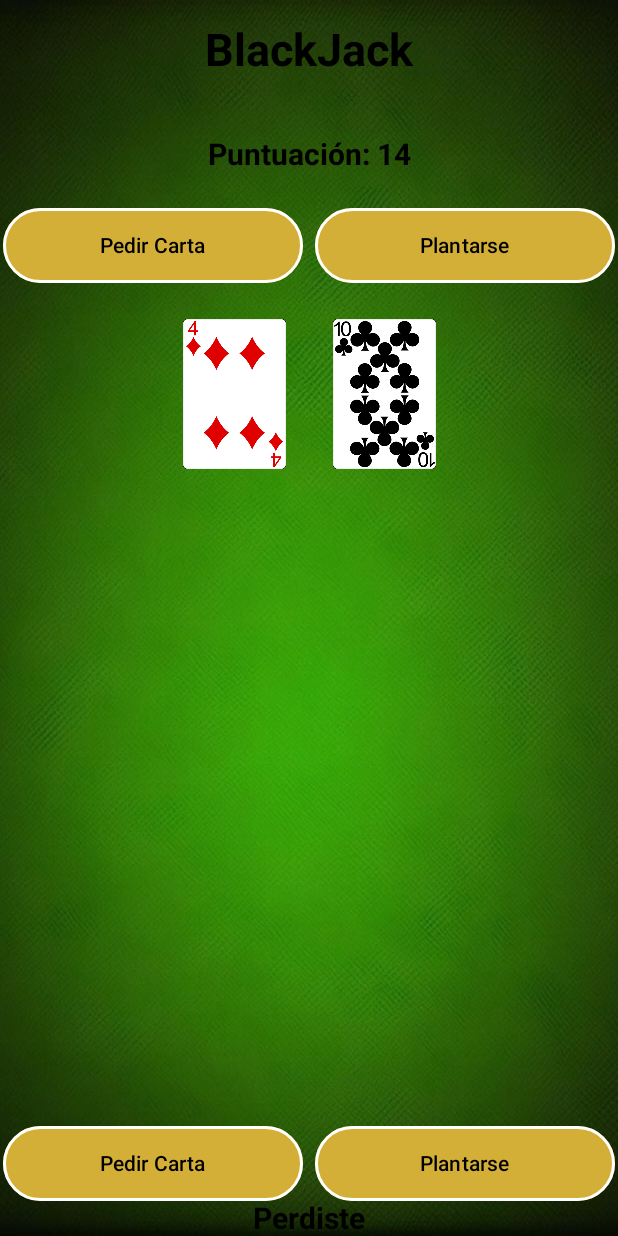
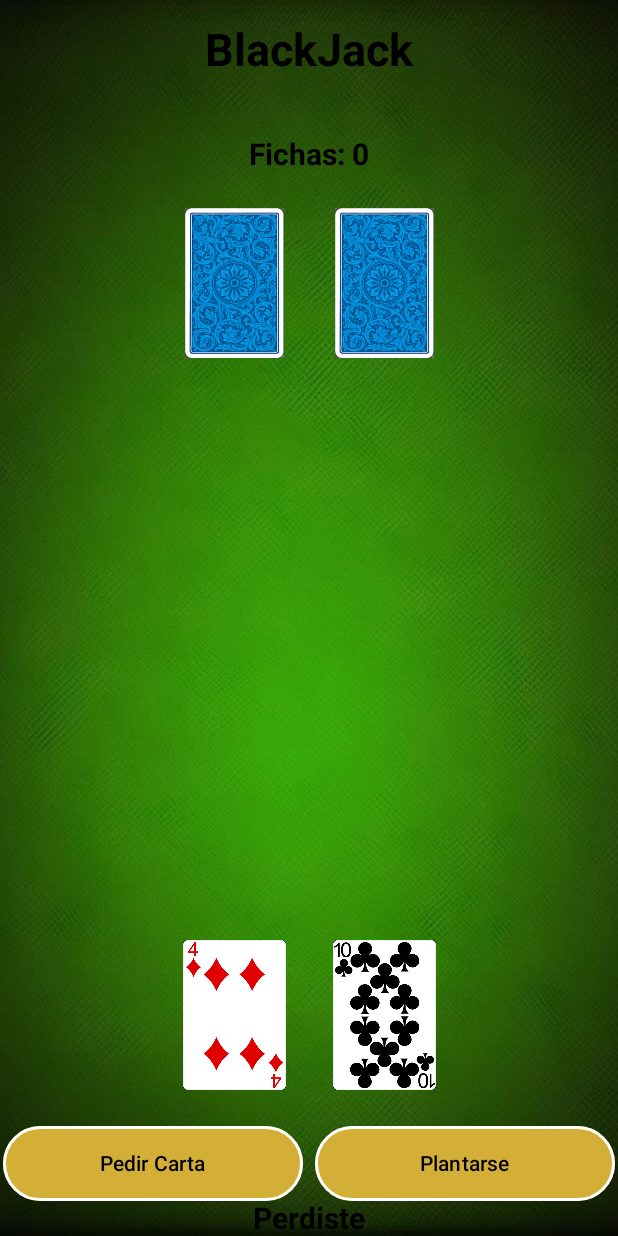
Before and after one commit to IES-Rafael-Alberti/2dam-u2-pr-ctica-3-ra1-ra2-black-jack-agustrodmar, an Android app built with Jetpack Compose: the @Preview function JuegoContraMaquina, on a phone screen of 412 x 824 dp. Run offline under Robolectric (Android 15) with nearby library versions, the phone set to English and light mode, and no system bars.

Commit message:
He trabajado sobre la Composable JuegoContraMaquina()

```diff
--- a/app/src/main/java/com/arodmar432p/practica3blackjack/MainActivity.kt
+++ b/app/src/main/java/com/arodmar432p/practica3blackjack/MainActivity.kt
@@ -172,33 +172,26 @@ fun JuegoContraMaquina() {
             Text(text = "BlackJack", fontSize = 30.sp, fontWeight = FontWeight.Bold, modifier = Modifier.padding(16.dp))
             Spacer(modifier = Modifier.height(24.dp))
 
-            Text(text = "Puntuación: ${estadoJuego.puntuacionJugador}", fontSize = 20.sp, fontWeight = FontWeight.Bold)
+            // Muestra las fichas del jugador
+            Text(text = "Fichas: ${estadoJuego.partida?.jugador?.fichas}", fontSize = 20.sp, fontWeight = FontWeight.Bold)
             Spacer(modifier = Modifier.height(24.dp))
 
-            Row {
-                Button(
-                    onClick = { viewModel.pedirCarta() },
-                    colors = ButtonDefaults.buttonColors(containerColor = Color(0xFFD4AF37)),
-                    border = BorderStroke(2.dp, Color.White),
-                    modifier = Modifier.sizeIn(minWidth = 200.dp, minHeight = 50.dp)
-                ) {
-                    Text("Pedir Carta", color = Color.Black)
-                }
-
-                Spacer(modifier = Modifier.width(8.dp))
-
-                Button(
-                    onClick = { viewModel.plantarse() },
-                    colors = ButtonDefaults.buttonColors(containerColor = Color(0xFFD4AF37)),
-                    border = BorderStroke(2.dp, Color.White),
-                    modifier = Modifier.sizeIn(minWidth = 200.dp, minHeight = 50.dp)
-                ) {
-                    Text("Plantarse", color = Color.Black)
+            // Muestra las cartas del crupier boca abajo
+            LazyRow {
+                items(estadoJuego.partida?.crupier?.mano ?: emptyList()) { carta ->
+                    if (estadoJuego.partida?.crupierCartasBocaArriba == true) {
+                        val imagenCarta = painterResource(id = carta.idDrawable)
+                        Image(painter = imagenCarta, contentDescription = null, modifier = Modifier.size(100.dp))
+                    } else {
+                        val imagenCartaBocaAbajo = painterResource(id = R.drawable.bocabajo)
+                        Image(painter = imagenCartaBocaAbajo, contentDescription = null, modifier = Modifier.size(100.dp))
+                    }
                 }
             }
 
-            Spacer(modifier = Modifier.height(24.dp))
+            Spacer(Modifier.weight(1f))
 
+            // Muestra las cartas del jugador en la parte inferior
             LazyRow {
                 items(estadoJuego.partida?.jugador?.mano ?: emptyList()) { carta ->
                     val imagenCarta = painterResource(id = carta.idDrawable)
@@ -206,7 +199,7 @@ fun JuegoContraMaquina() {
                 }
             }
 
-            Spacer(Modifier.weight(1f))
+            Spacer(modifier = Modifier.height(24.dp))
 
             Row {
                 Button(
```
Also changed, not shown: app/src/main/res/drawable/f000.png (renamed from app/src/main/res/drawable/1000.png), app/src/main/res/drawable/f1.png (renamed from app/src/main/res/drawable/1.png), app/src/main/res/drawable/f10.png (renamed from app/src/main/res/drawable/10.png), app/src/main/res/drawable/f100.png (renamed from app/src/main/res/drawable/100.png), app/src/main/res/drawable/f20.png (renamed from app/src/main/res/drawable/20.png), app/src/main/res/drawable/f5.png (renamed from app/src/main/res/drawable/5.png), app/src/main/res/drawable/f50.png (renamed from app/src/main/res/drawable/50.png), app/src/main/res/drawable/f500.png (renamed from app/src/main/res/drawable/500.png), app/src/main/res/drawable/f5000.png (renamed from app/src/main/res/drawable/5000.png), 1 other file.
